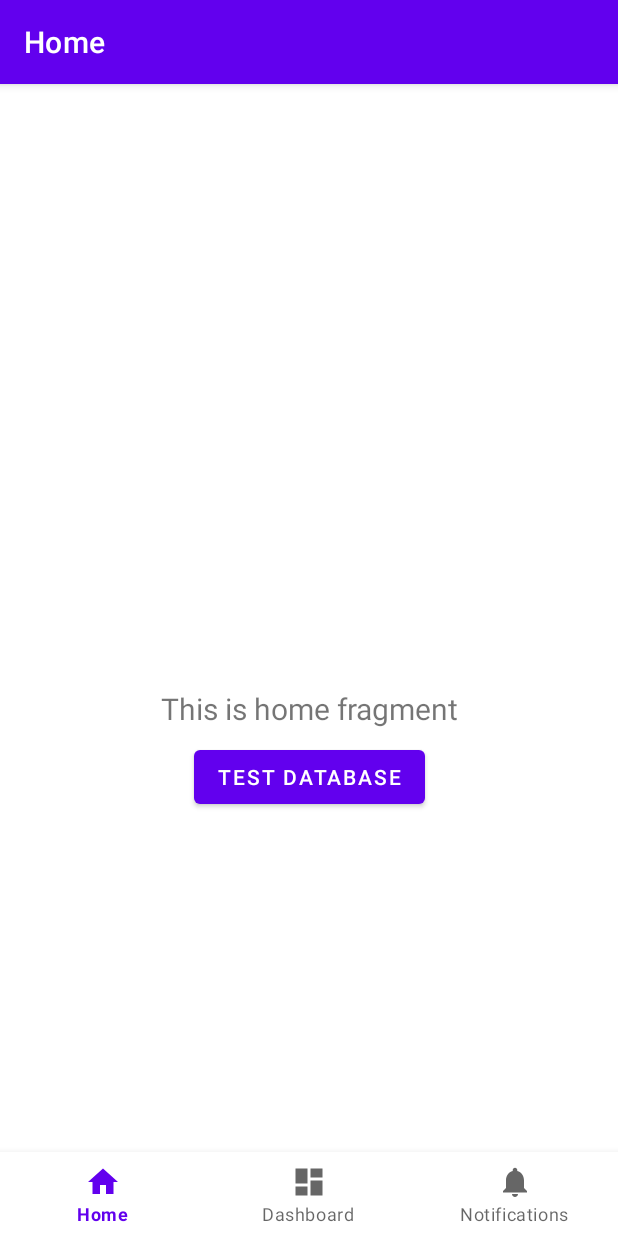
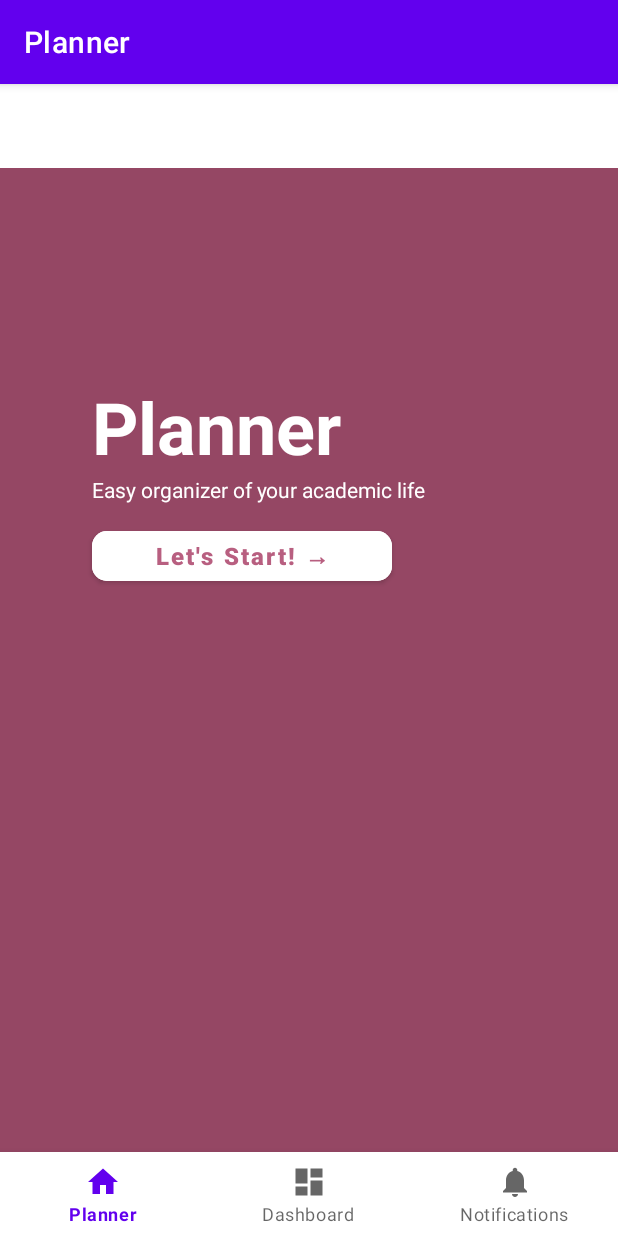
Before and after one commit to JANERUBBISHTOEAT/CSCB07-Project-TUT5-Group1, an Android app: the screen it shows after launch (MainActivity), on a phone screen of 412 x 824 dp. Run offline under Robolectric (Android 15) with nearby library versions, the phone set to English and light mode, and no system bars; our stand-ins replace Firebase (no records; nobody signed in at launch, a user with empty details on screens opened directly), navigation-ui; 2 statements that could not run were skipped.

Commit message:
Roughly complete the ui for home page
- Problem to fix: Cannot import the images

```diff
--- a/Andoid_Proj/app/src/main/res/layout/fragment_home.xml
+++ b/Andoid_Proj/app/src/main/res/layout/fragment_home.xml
@@ -4,32 +4,48 @@
     xmlns:tools="http://schemas.android.com/tools"
     android:layout_width="match_parent"
     android:layout_height="match_parent"
+    android:background="@color/screen_background"
     tools:context=".ui.home.HomeFragment">
 
     <TextView
-        android:id="@+id/text_home"
-        android:layout_width="match_parent"
+        android:id="@+id/appName"
+        android:layout_width="wrap_content"
         android:layout_height="wrap_content"
-        android:layout_marginStart="8dp"
-        android:layout_marginTop="8dp"
-        android:layout_marginEnd="8dp"
-        android:textAlignment="center"
-        android:textSize="20sp"
-        app:layout_constraintBottom_toBottomOf="parent"
+        android:layout_marginTop="140dp"
+        android:fontFamily="sans-serif"
+        android:text="@string/title_home"
+        android:textColor="@color/white"
+        android:textSize="48sp"
+        android:textStyle="bold"
         app:layout_constraintEnd_toEndOf="parent"
+        app:layout_constraintHorizontal_bias="0.248"
         app:layout_constraintStart_toStartOf="parent"
         app:layout_constraintTop_toTopOf="parent" />
 
+    <TextView
+        android:id="@+id/appIntro"
+        android:layout_width="wrap_content"
+        android:layout_height="wrap_content"
+        android:text="@string/app_intro"
+        android:textColor="@color/white"
+        app:layout_constraintStart_toStartOf="@+id/appName"
+        app:layout_constraintTop_toBottomOf="@+id/appName" />
+
     <Button
         android:id="@+id/test_database_button"
-        android:layout_width="wrap_content"
-        android:layout_height="wrap_content"
-        android:layout_marginStart="8dp"
-        android:layout_marginTop="8dp"
-        android:layout_marginEnd="8dp"
-        android:text="@string/test_database"
-        app:layout_constraintEnd_toEndOf="parent"
-        app:layout_constraintStart_toStartOf="parent"
-        app:layout_constraintTop_toBottomOf="@+id/text_home" />
+        android:layout_width="200dp"
+        android:layout_height="45dp"
+        android:layout_marginTop="12dp"
+        android:backgroundTint="@color/white"
+        android:fontFamily="sans-serif-black"
+        android:text="@string/start_button"
+        android:textAllCaps="false"
+        android:textColor="@color/main_color"
+        android:textSize="16sp"
+        android:textStyle="bold"
+        app:cornerRadius="@dimen/corner_radius"
+        app:layout_constraintStart_toStartOf="@+id/appIntro"
+        app:layout_constraintTop_toBottomOf="@+id/appIntro" />
+
 
 </androidx.constraintlayout.widget.ConstraintLayout>
--- a/Andoid_Proj/app/src/main/res/values/colors.xml
+++ b/Andoid_Proj/app/src/main/res/values/colors.xml
@@ -7,4 +7,6 @@
     <color name="teal_700">#FF018786</color>
     <color name="black">#FF000000</color>
     <color name="white">#FFFFFFFF</color>
+    <color name="screen_background">#954764</color>
+    <color name="main_color">#B85F80</color>
 </resources>
--- a/Andoid_Proj/app/src/main/res/values/dimens.xml
+++ b/Andoid_Proj/app/src/main/res/values/dimens.xml
@@ -2,4 +2,5 @@
     <!-- Default screen margins, per the Android Design guidelines. -->
     <dimen name="activity_horizontal_margin">16dp</dimen>
     <dimen name="activity_vertical_margin">16dp</dimen>
+    <dimen name="corner_radius">10dp</dimen>
 </resources>
--- a/Andoid_Proj/app/src/main/res/values/strings.xml
+++ b/Andoid_Proj/app/src/main/res/values/strings.xml
@@ -1,8 +1,9 @@
 <resources>
     <string name="app_name">CSCB07_TUT5_GROUP1</string>
-    <string name="title_home">Home</string>
+    <string name="title_home">Planner</string>
+    <string name="app_intro">Easy organizer of your academic life</string>
+    <string name="start_button">Let's Start!       →</string>
+
     <string name="title_dashboard">Dashboard</string>
     <string name="title_notifications">Notifications</string>
-
-    <string name="test_database">Test Database</string>
 </resources>
```
Also changed, not shown: 6 other files.
